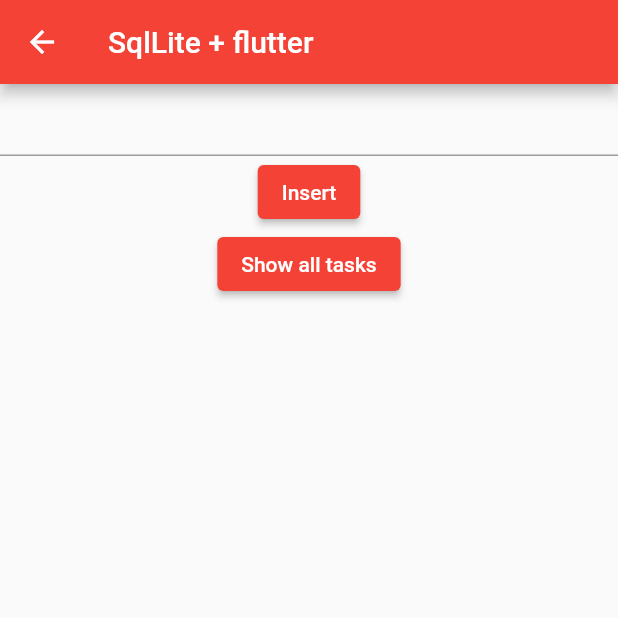
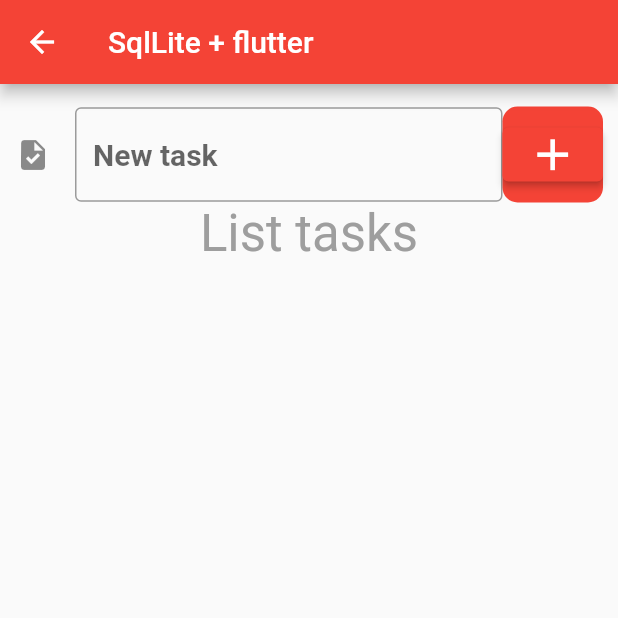
Before and after one commit to windev15A/Flutter, a Flutter app: the screen it shows after launch, after a tap on "SqlLite + flutter", on a phone screen of 412 x 824 dp, the top half of it. Run offline on Flutter 3.47's test engine with Material 2 defaults, Android fonts, the phone set to English and light mode, and no system bars; our stand-ins replace google_maps_flutter, image_picker, pull_to_refresh, sqflite; accounts and stored records are empty; generated files the repository leaves out were written again.

Commit message:
create task widget

```diff
--- a/lib/api/myDataBase.dart
+++ b/lib/api/myDataBase.dart
@@ -29,12 +29,16 @@ class DB {
       db.insert(tableName, task.toMap());
     } catch (e) {
       print(e);
+    }finally{
+      db.close();
     }
+
   }
 
   Future<List<TaskModel>> getAllTask() async {
     final Database db = await initDatabase();
     final List<Map<String, dynamic>> tasks = await db.query(tableName);
+
     return tasks.map((e) => TaskModel.fromMap(e)).toList();
   }
 }
--- a/lib/models/taskModel.dart
+++ b/lib/models/taskModel.dart
@@ -1,6 +1,3 @@
-
-
-
 
 class TaskModel {
   final int id;
--- a/lib/screens/detailProduct.dart
+++ b/lib/screens/detailProduct.dart
@@ -6,7 +6,7 @@ import 'package:flutter/services.dart';
 import 'package:image_picker/image_picker.dart';
 import 'package:language/api/my_api.dart';
 import 'package:language/models/product.dart';
-import 'package:language/screens/customDialogue.dart';
+import 'package:language/components/customDialogue.dart';
 
 class DetailProduct extends StatefulWidget {
   @override
--- a/lib/screens/home.dart
+++ b/lib/screens/home.dart
@@ -2,10 +2,10 @@ import 'package:flutter/cupertino.dart';
 import 'package:flutter/material.dart';
 import 'package:language/api/my_api.dart';
 import 'package:language/models/product.dart';
-import 'package:language/screens/customDialogue.dart';
+import 'package:language/components/customDialogue.dart';
 import 'package:language/screens/detailProduct.dart';
 import 'package:flutter_gen/gen_l10n/app_localizations.dart';
-import 'package:language/screens/hero_list.dart';
+
 
 import 'package:pull_to_refresh/pull_to_refresh.dart';
 
--- a/lib/screens/sqllite.dart
+++ b/lib/screens/sqllite.dart
@@ -1,5 +1,6 @@
 import 'package:flutter/material.dart';
 import 'package:language/api/myDataBase.dart';
+import 'package:language/components/taskwidget.dart';
 import 'package:language/models/taskModel.dart';
 
 class SqlLiteScreen extends StatefulWidget {
@@ -18,6 +19,7 @@ class _SqlLiteScreenState extends State<SqlLiteScreen> {
     super.initState();
     db = DB();
     getAllData();
+    print("Debut ${tasks.length}");
   }
 
   Future<void> getAllData() async {
@@ -34,33 +36,63 @@ class _SqlLiteScreenState extends State<SqlLiteScreen> {
         title: Text("SqlLite + flutter"),
       ),
       body: Container(
+          margin: EdgeInsets.symmetric(horizontal: 10, vertical: 15),
           child: Column(
             children: [
-          TextField(
+              Row(
+                children: [
+                  Expanded(
+                    child: TextField(
                       controller: _controller,
+                      style:
+                          TextStyle(fontWeight: FontWeight.w600, fontSize: 20),
+                      decoration: InputDecoration(
+                        icon: Icon(Icons.task),
+                        hintText: "New task",
+                        border: OutlineInputBorder(),
                       ),
-          ElevatedButton(
+                    ),
+                  ),
+                  Container(
+                    padding: EdgeInsets.only(top: 8, bottom: 8),
+                    decoration: BoxDecoration(
+                      borderRadius: BorderRadius.circular(10),
+                      color: Colors.red,
+                    ),
+                    child: ElevatedButton(
                       onPressed: () {
                         taskModel = TaskModel(name: _controller.text);
                         db.insert(taskModel);
+                        getAllData();
+                        print(tasks.length);
                         _controller.text = "";
                       },
-            child: Text("Insert"),
+                      child: Icon(
+                        Icons.add,
+                        size: 35,
                       ),
-          ElevatedButton(
-            onPressed: getAllData,
-            child: Text("Show all tasks"),
+                    ),
+                  ),
+                ],
+              ),
+              Text(
+                "List tasks",
+                style: TextStyle(fontSize: 34, color: Colors.grey),
               ),
               Expanded(
-              child: ListView.separated(
-                  itemBuilder: (context, index) {
-                    return ListTile(
-                      leading: Text("${tasks[index].id}"),
-                      subtitle: Text("${tasks[index].name}"),
+                  child: ListView.builder(
+                itemBuilder: (BuildContext context, index) {
+                  return TaskWidget(
+                    id: tasks[index].id.toString(),
+                    name: tasks[index].name,
+                    deleteTask: ()=> print("Delete"),
+                    displayTask: (){
+                      _controller.text = tasks[index].name;
+                    },
                   );
                 },
-                  separatorBuilder: (context, index) => Divider(),
-                  itemCount: tasks.length))
+                itemCount: tasks.length,
+              ))
             ],
           )),
     );
```
Also changed, not shown: lib/components/taskwidget.dart (added, +56 -0 lines), lib/components/customDialogue.dart (renamed from lib/screens/customDialogue.dart). Lines whose indentation alone changed are shown as unchanged.
